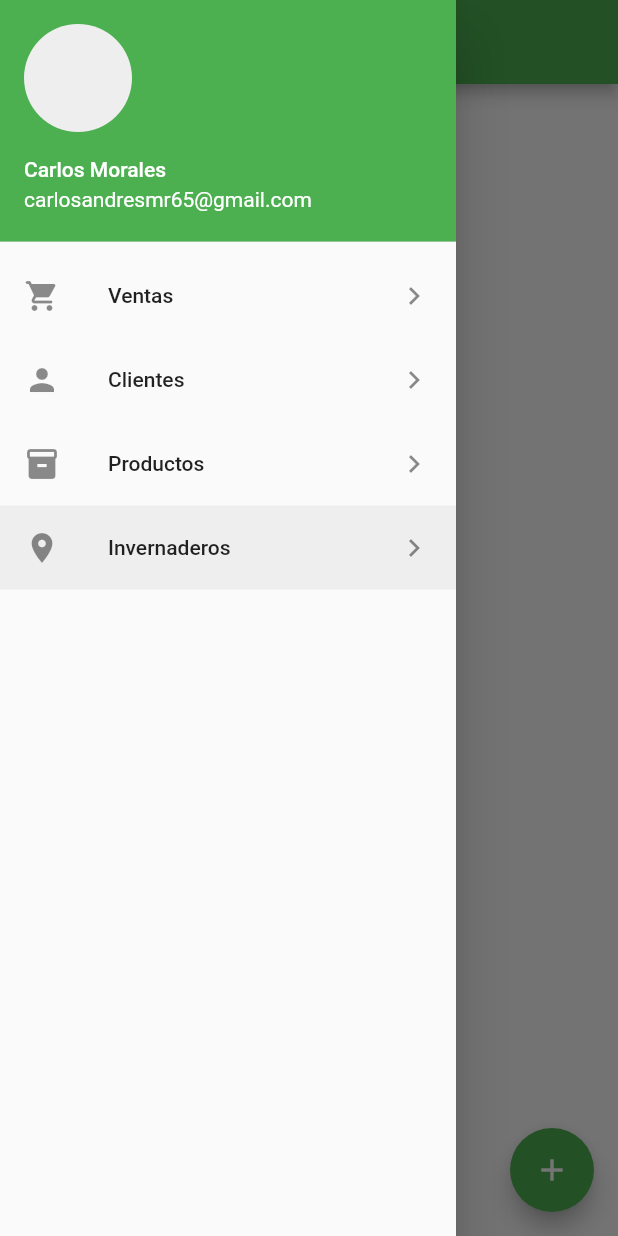
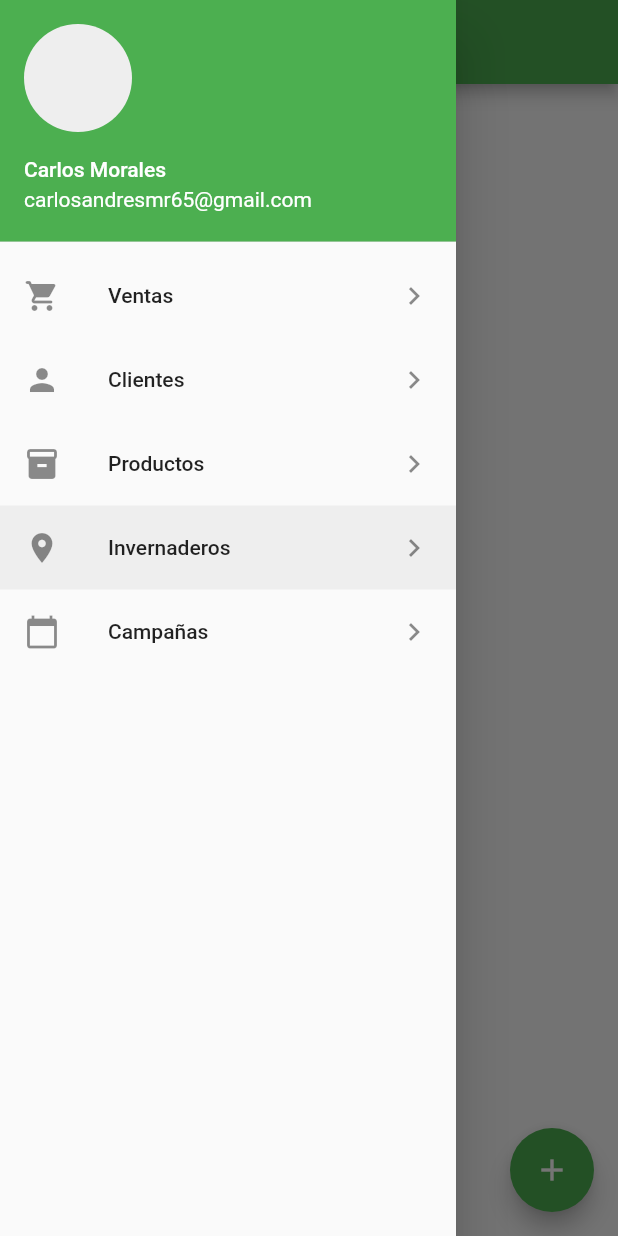
Before and after one commit to cjosue15/flutter-pepinos, a Flutter app: the InvernaderoListPage screen opened by its route, with the side drawer open, on a phone screen of 412 x 824 dp. Run offline on Flutter 3.47's test engine with Material 2 defaults, Android fonts, the phone set to English and light mode, and no system bars; our stand-ins replace dio, flutter_masked_text; network calls fail.

Commit message:
refactor(drawer): add camppania item

```diff
--- a/lib/src/widgets/drawer_menu.dart
+++ b/lib/src/widgets/drawer_menu.dart
@@ -32,7 +32,11 @@ class _DrawerMenuState extends State<DrawerMenu> {
     DrawerItem(
         title: 'Invernaderos',
         icon: Icon(Icons.place),
-        navigateTo: 'invernaderos')
+        navigateTo: 'invernaderos'),
+    DrawerItem(
+        title: 'Campañas',
+        icon: Icon(Icons.calendar_today),
+        navigateTo: 'campanias')
   ];
 
   @override
```
